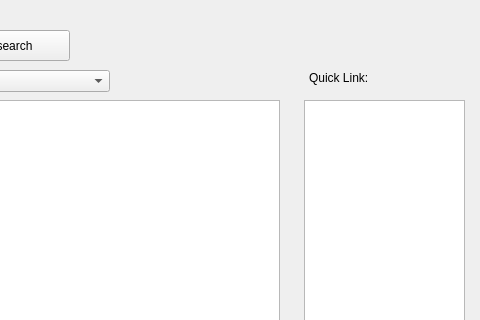
Old version of the form ui/zyj.ui in the repository kerneltravel/zyj; both pictures show x 221 to 701 and y 0 to 320 of the 701 by 627 pixel window.
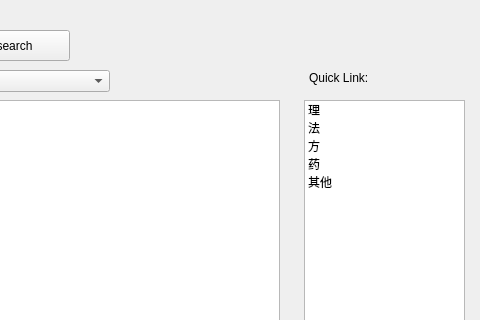
New version of the form.

Commit message: links 栏目 增加理法方药 分类（目前作为功能示例）

Diff of the .ui file:
```diff
--- a/ui/zyj.ui
+++ b/ui/zyj.ui
@@ -56,6 +56,31 @@
       <height>461</height>
      </rect>
     </property>
+    <item>
+     <property name="text">
+      <string>理</string>
+     </property>
+    </item>
+    <item>
+     <property name="text">
+      <string>法</string>
+     </property>
+    </item>
+    <item>
+     <property name="text">
+      <string>方</string>
+     </property>
+    </item>
+    <item>
+     <property name="text">
+      <string>药</string>
+     </property>
+    </item>
+    <item>
+     <property name="text">
+      <string>其他</string>
+     </property>
+    </item>
    </widget>
    <widget class="QLabel" name="tagsLabel">
     <property name="geometry">
```
The commit also changes 1 other file.
